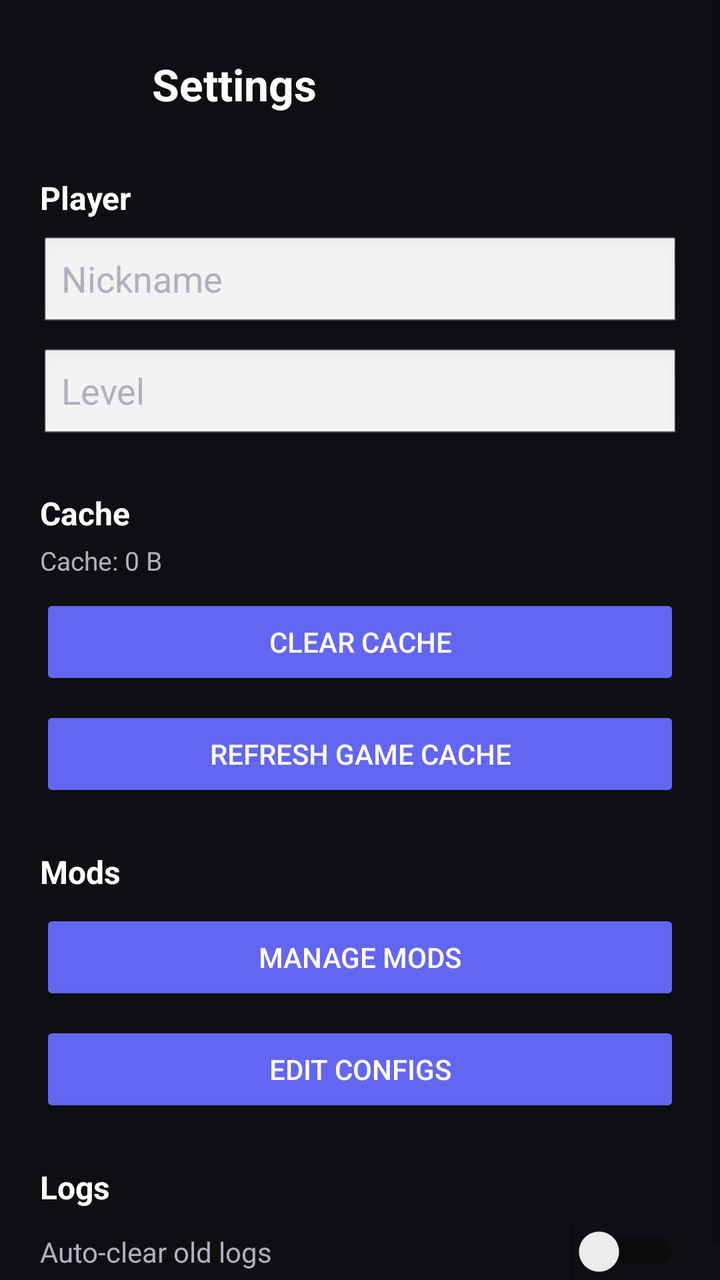
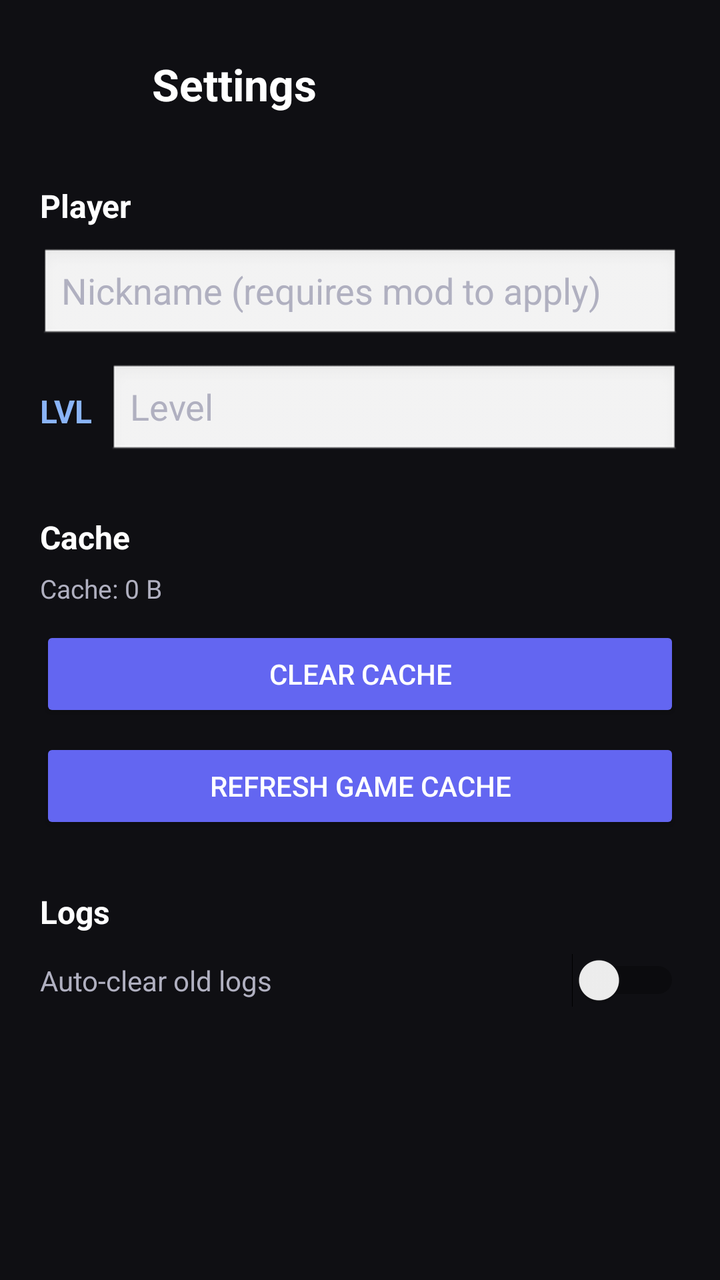

An Android layout rendered at two revisions. The XML below is the earlier revision; the diff shows what the commit changed to produce the second picture.
<!-- AndroidManifest.xml: activity theme UnityThemeSelector -->
<!-- res/layout/activity_settings.xml -->
<?xml version="1.0" encoding="utf-8"?>
<ScrollView xmlns:android="http://schemas.android.com/apk/res/android"
    android:layout_width="match_parent"
    android:layout_height="match_parent"
    android:background="@color/fc_background"
    android:fillViewport="true">
    <LinearLayout
        android:layout_width="match_parent"
        android:layout_height="wrap_content"
        android:orientation="vertical"
        android:padding="20dp">
        <LinearLayout
            android:layout_width="match_parent"
            android:layout_height="wrap_content"
            android:orientation="horizontal"
            android:gravity="center_vertical">
            <ImageButton
                android:id="@+id/settings_action_back"
                android:layout_width="44dp"
                android:layout_height="44dp"
                android:src="@drawable/ic_back"
                android:background="?android:attr/selectableItemBackgroundBorderless" />
            <TextView
                android:layout_width="0dp"
                android:layout_height="wrap_content"
                android:layout_weight="1"
                android:layout_marginStart="12dp"
                android:text="Settings"
                android:textColor="@color/fc_text_primary"
                android:textSize="22sp"
                android:textStyle="bold" />
        </LinearLayout>

        <TextView android:layout_width="wrap_content" android:layout_height="wrap_content" android:layout_marginTop="24dp" android:text="Player" android:textColor="@color/fc_text_primary" android:textSize="16sp" android:textStyle="bold" />
        <EditText
            android:id="@+id/settings_name"
            android:layout_width="match_parent"
            android:layout_height="wrap_content"
            android:layout_marginTop="8dp"
            android:hint="Nickname"
            android:textColor="@color/fc_text_primary"
            android:textColorHint="@color/fc_text_secondary"
            android:background="@android:drawable/edit_text" />
        <EditText
            android:id="@+id/settings_level"
            android:layout_width="match_parent"
            android:layout_height="wrap_content"
            android:layout_marginTop="8dp"
            android:hint="Level"
            android:inputType="number"
            android:textColor="@color/fc_text_primary"
            android:textColorHint="@color/fc_text_secondary"
            android:background="@android:drawable/edit_text" />

        <TextView android:layout_width="wrap_content" android:layout_height="wrap_content" android:layout_marginTop="24dp" android:text="Cache" android:textColor="@color/fc_text_primary" android:textSize="16sp" android:textStyle="bold" />
        <TextView android:id="@+id/settings_cache_size" android:layout_width="wrap_content" android:layout_height="wrap_content" android:layout_marginTop="4dp" android:text="Cache: 0 B" android:textColor="@color/fc_text_secondary" android:textSize="13sp" />
        <Button
            android:id="@+id/settings_clear_cache"
            android:layout_width="match_parent"
            android:layout_height="wrap_content"
            android:layout_marginTop="8dp"
            android:text="Clear Cache"
            android:backgroundTint="@color/fc_button_primary"
            android:textColor="@android:color/white" />
        <Button
            android:id="@+id/settings_refresh_cache"
            android:layout_width="match_parent"
            android:layout_height="wrap_content"
            android:layout_marginTop="8dp"
            android:text="Refresh Game Cache"
            android:backgroundTint="@color/fc_button_primary"
            android:textColor="@android:color/white" />

        <TextView android:layout_width="wrap_content" android:layout_height="wrap_content" android:layout_marginTop="24dp" android:text="Mods" android:textColor="@color/fc_text_primary" android:textSize="16sp" android:textStyle="bold" />
        <Button
            android:id="@+id/settings_mods"
            android:layout_width="match_parent"
            android:layout_height="wrap_content"
            android:layout_marginTop="8dp"
            android:text="Manage Mods"
            android:backgroundTint="@color/fc_button_primary"
            android:textColor="@android:color/white" />
        <Button
            android:id="@+id/settings_configs"
            android:layout_width="match_parent"
            android:layout_height="wrap_content"
            android:layout_marginTop="8dp"
            android:text="Edit Configs"
            android:backgroundTint="@color/fc_button_primary"
            android:textColor="@android:color/white" />

        <TextView android:layout_width="wrap_content" android:layout_height="wrap_content" android:layout_marginTop="24dp" android:text="Logs" android:textColor="@color/fc_text_primary" android:textSize="16sp" android:textStyle="bold" />
        <LinearLayout
            android:layout_width="match_parent"
            android:layout_height="wrap_content"
            android:orientation="horizontal"
            android:gravity="center_vertical"
            android:layout_marginTop="8dp">
            <TextView android:layout_width="0dp" android:layout_height="wrap_content" android:layout_weight="1" android:text="Auto-clear old logs" android:textColor="@color/fc_text_secondary" android:textSize="14sp" />
            <Switch android:id="@+id/settings_auto_clear" android:layout_width="wrap_content" android:layout_height="wrap_content" />
        </LinearLayout>
    </LinearLayout>
</ScrollView>
<!-- resources referenced by this layout -->
<resources>
  <color name="fc_background">#FF0F0F13</color>
  <color name="fc_button_primary">#FF6366F1</color>
  <color name="fc_text_primary">#FFFFFFFF</color>
  <color name="fc_text_secondary">#FFB0B0C0</color>
  <style name="UnityThemeSelector" parent="Theme.AppCompat.DayNight.NoActionBar">
    <item name="android:windowBackground">@android:color/transparent</item>
  </style>
</resources>

<!-- the commit's change to res/layout/activity_settings.xml (unified diff, before → after) -->
@@ -31,34 +31,49 @@
                 android:textStyle="bold" />
         </LinearLayout>
 
-        <TextView android:layout_width="wrap_content" android:layout_height="wrap_content" android:layout_marginTop="24dp" android:text="Player" android:textColor="@color/fc_text_primary" android:textSize="16sp" android:textStyle="bold" />
+        <TextView android:layout_width="wrap_content" android:layout_height="wrap_content" android:layout_marginTop="28dp" android:text="Player" android:textColor="@color/fc_text_primary" android:textSize="16sp" android:textStyle="bold" />
         <EditText
             android:id="@+id/settings_name"
             android:layout_width="match_parent"
             android:layout_height="wrap_content"
-            android:layout_marginTop="8dp"
-            android:hint="Nickname"
+            android:layout_marginTop="10dp"
+            android:hint="Nickname (requires mod to apply)"
             android:textColor="@color/fc_text_primary"
             android:textColorHint="@color/fc_text_secondary"
             android:background="@android:drawable/edit_text" />
-        <EditText
-            android:id="@+id/settings_level"
+        <LinearLayout
             android:layout_width="match_parent"
             android:layout_height="wrap_content"
-            android:layout_marginTop="8dp"
-            android:hint="Level"
-            android:inputType="number"
-            android:textColor="@color/fc_text_primary"
-            android:textColorHint="@color/fc_text_secondary"
-            android:background="@android:drawable/edit_text" />
+            android:orientation="horizontal"
+            android:layout_marginTop="10dp"
+            android:gravity="center_vertical">
+            <TextView
+                android:layout_width="wrap_content"
+                android:layout_height="wrap_content"
+                android:text="LVL"
+                android:textColor="@color/fc_accent"
+                android:textSize="16sp"
+                android:textStyle="bold" />
+            <EditText
+                android:id="@+id/settings_level"
+                android:layout_width="0dp"
+                android:layout_height="wrap_content"
+                android:layout_weight="1"
+                android:layout_marginStart="8dp"
+                android:hint="Level"
+                android:inputType="number"
+                android:textColor="@color/fc_text_primary"
+                android:textColorHint="@color/fc_text_secondary"
+                android:background="@android:drawable/edit_text" />
+        </LinearLayout>
 
-        <TextView android:layout_width="wrap_content" android:layout_height="wrap_content" android:layout_marginTop="24dp" android:text="Cache" android:textColor="@color/fc_text_primary" android:textSize="16sp" android:textStyle="bold" />
-        <TextView android:id="@+id/settings_cache_size" android:layout_width="wrap_content" android:layout_height="wrap_content" android:layout_marginTop="4dp" android:text="Cache: 0 B" android:textColor="@color/fc_text_secondary" android:textSize="13sp" />
+        <TextView android:layout_width="wrap_content" android:layout_height="wrap_content" android:layout_marginTop="28dp" android:text="Cache" android:textColor="@color/fc_text_primary" android:textSize="16sp" android:textStyle="bold" />
+        <TextView android:id="@+id/settings_cache_size" android:layout_width="wrap_content" android:layout_height="wrap_content" android:layout_marginTop="6dp" android:text="Cache: 0 B" android:textColor="@color/fc_text_secondary" android:textSize="13sp" />
         <Button
             android:id="@+id/settings_clear_cache"
             android:layout_width="match_parent"
             android:layout_height="wrap_content"
-            android:layout_marginTop="8dp"
+            android:layout_marginTop="10dp"
             android:text="Clear Cache"
             android:backgroundTint="@color/fc_button_primary"
             android:textColor="@android:color/white" />
@@ -71,31 +86,13 @@
             android:backgroundTint="@color/fc_button_primary"
             android:textColor="@android:color/white" />
 
-        <TextView android:layout_width="wrap_content" android:layout_height="wrap_content" android:layout_marginTop="24dp" android:text="Mods" android:textColor="@color/fc_text_primary" android:textSize="16sp" android:textStyle="bold" />
-        <Button
-            android:id="@+id/settings_mods"
-            android:layout_width="match_parent"
-            android:layout_height="wrap_content"
-            android:layout_marginTop="8dp"
-            android:text="Manage Mods"
-            android:backgroundTint="@color/fc_button_primary"
-            android:textColor="@android:color/white" />
-        <Button
-            android:id="@+id/settings_configs"
-            android:layout_width="match_parent"
-            android:layout_height="wrap_content"
-            android:layout_marginTop="8dp"
-            android:text="Edit Configs"
-            android:backgroundTint="@color/fc_button_primary"
-            android:textColor="@android:color/white" />
-
-        <TextView android:layout_width="wrap_content" android:layout_height="wrap_content" android:layout_marginTop="24dp" android:text="Logs" android:textColor="@color/fc_text_primary" android:textSize="16sp" android:textStyle="bold" />
+        <TextView android:layout_width="wrap_content" android:layout_height="wrap_content" android:layout_marginTop="28dp" android:text="Logs" android:textColor="@color/fc_text_primary" android:textSize="16sp" android:textStyle="bold" />
         <LinearLayout
             android:layout_width="match_parent"
             android:layout_height="wrap_content"
             android:orientation="horizontal"
             android:gravity="center_vertical"
-            android:layout_marginTop="8dp">
+            android:layout_marginTop="10dp">
             <TextView android:layout_width="0dp" android:layout_height="wrap_content" android:layout_weight="1" android:text="Auto-clear old logs" android:textColor="@color/fc_text_secondary" android:textSize="14sp" />
             <Switch android:id="@+id/settings_auto_clear" android:layout_width="wrap_content" android:layout_height="wrap_content" />
         </LinearLayout>
<!-- resource entries referenced after the edit -->
@@ -1,5 +1,6 @@
 <!-- resources referenced by this layout -->
 <resources>
+  <color name="fc_accent">#FF8AB4F8</color>
   <color name="fc_background">#FF0F0F13</color>
   <color name="fc_button_primary">#FF6366F1</color>
   <color name="fc_text_primary">#FFFFFFFF</color>
